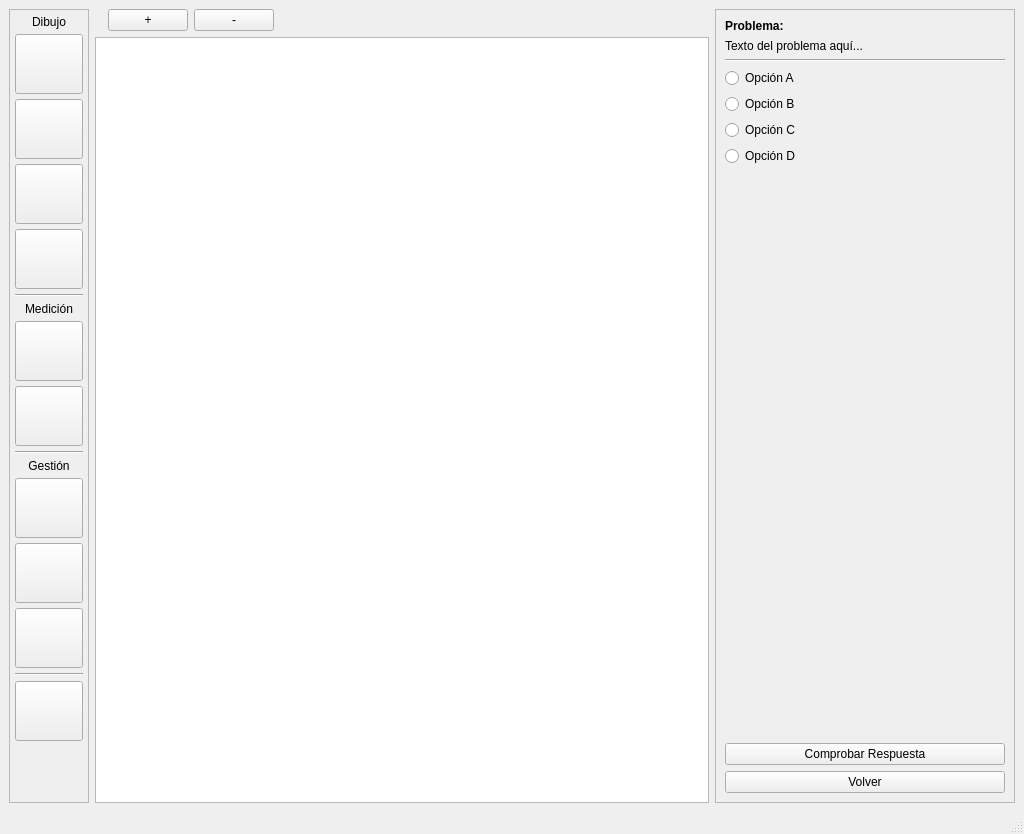
The window that mainwindow.ui (Cantonplas/Trabajo_IHM) describes before a commit, drawn with Qt 5.
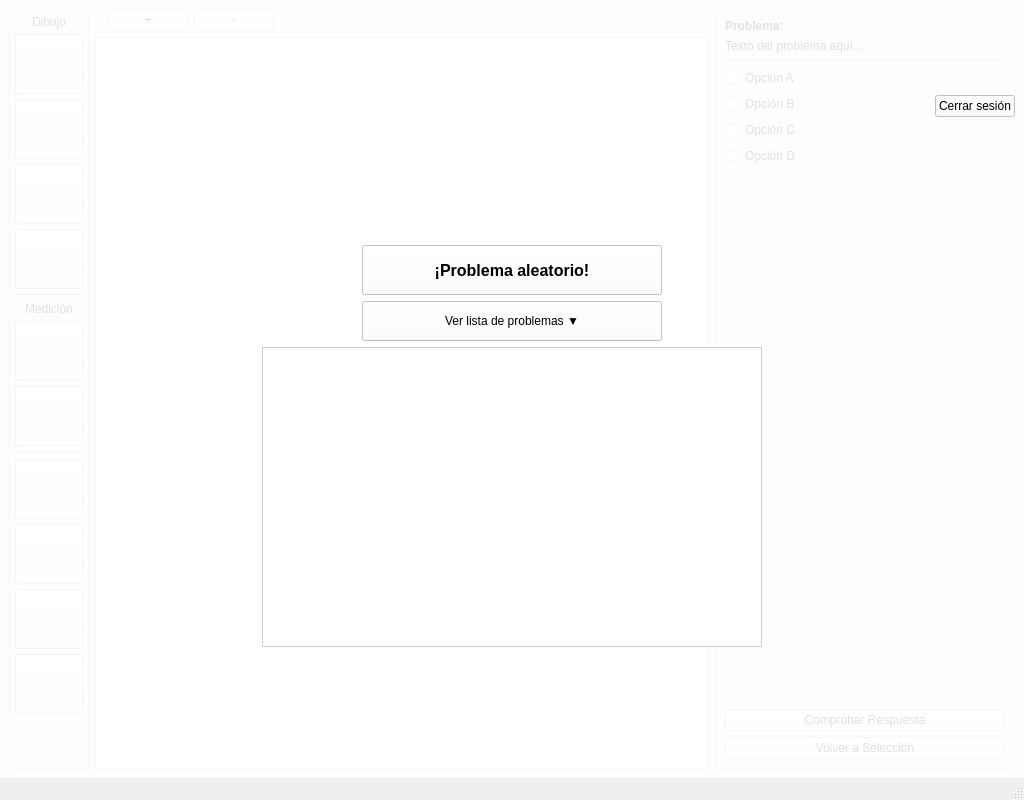
The same window after the commit. Icons and pictures are not drawn.

Patch:
```diff
--- a/mainwindow.ui
+++ b/mainwindow.ui
@@ -7,13 +7,38 @@
     <x>0</x>
     <y>0</y>
     <width>1024</width>
-    <height>834</height>
+    <height>800</height>
    </rect>
   </property>
   <property name="windowTitle">
    <string>Resolución de Problema</string>
   </property>
   <widget class="QWidget" name="centralwidget">
+   <layout class="QGridLayout" name="gridLayout_Main">
+    <property name="leftMargin">
+     <number>0</number>
+    </property>
+    <property name="topMargin">
+     <number>0</number>
+    </property>
+    <property name="rightMargin">
+     <number>0</number>
+    </property>
+    <property name="bottomMargin">
+     <number>0</number>
+    </property>
+    <property name="spacing">
+     <number>0</number>
+    </property>
+    
+    <item row="0" column="0">
+     <widget class="QWidget" name="gameContentContainer" native="true">
+      <property name="sizePolicy">
+       <sizepolicy hsizetype="Expanding" vsizetype="Expanding">
+        <horstretch>0</horstretch>
+        <verstretch>0</verstretch>
+       </sizepolicy>
+      </property>
    <layout class="QHBoxLayout" name="horizontalLayout">
     <item>
      <widget class="QFrame" name="frameTools">
@@ -63,12 +88,6 @@
        </item>
        <item>
         <widget class="QPushButton" name="btnPunto">
-         <property name="sizePolicy">
-          <sizepolicy hsizetype="Preferred" vsizetype="Fixed">
-           <horstretch>0</horstretch>
-           <verstretch>0</verstretch>
-          </sizepolicy>
-         </property>
          <property name="minimumSize">
           <size>
            <width>60</width>
@@ -76,10 +95,7 @@
           </size>
          </property>
          <property name="toolTip">
-          <string>Marcar un punto (3.1)</string>
-         </property>
-         <property name="text">
-          <string/>
+             <string>Marcar un punto</string>
          </property>
          <property name="icon">
           <iconset resource="resources.qrc">
@@ -99,10 +115,7 @@
           </size>
          </property>
          <property name="toolTip">
-          <string>Trazar una línea (3.2)</string>
-         </property>
-         <property name="text">
-          <string/>
+             <string>Trazar línea</string>
          </property>
          <property name="icon">
           <iconset resource="resources.qrc">
@@ -128,10 +141,7 @@
           </size>
          </property>
          <property name="toolTip">
-          <string>Trazar un arco con el compás (3.3)</string>
-         </property>
-         <property name="text">
-          <string/>
+             <string>Compás</string>
          </property>
          <property name="icon">
           <iconset resource="resources.qrc">
@@ -157,10 +167,7 @@
           </size>
          </property>
          <property name="toolTip">
-          <string>Anotar texto (3.4)</string>
-         </property>
-         <property name="text">
-          <string/>
+             <string>Texto</string>
          </property>
          <property name="icon">
           <iconset resource="resources.qrc">
@@ -203,10 +210,7 @@
           </size>
          </property>
          <property name="toolTip">
-          <string>Mover transportador para medir ángulos (3.8)</string>
-         </property>
-         <property name="text">
-          <string/>
+             <string>Transportador</string>
          </property>
          <property name="icon">
           <iconset resource="resources.qrc">
@@ -232,10 +236,7 @@
           </size>
          </property>
          <property name="toolTip">
-          <string>Tomar una distancia en la carta con regla/compás (3.9)</string>
-         </property>
-         <property name="text">
-          <string/>
+             <string>Regla</string>
          </property>
          <property name="icon">
           <iconset resource="resources.qrc">
@@ -255,17 +256,7 @@
        <item>
         <widget class="Line" name="line_2">
          <property name="orientation">
-          <enum>Qt::Orientation::Horizontal</enum>
-         </property>
-        </widget>
-       </item>
-       <item>
-        <widget class="QLabel" name="labelEditTitle">
-         <property name="text">
-          <string>Gestión</string>
-         </property>
-         <property name="alignment">
-          <set>Qt::AlignmentFlag::AlignCenter</set>
+             <enum>Qt::Horizontal</enum>
          </property>
         </widget>
        </item>
@@ -278,10 +269,7 @@
           </size>
          </property>
          <property name="toolTip">
-          <string>Cambiar el color de una marca (3.5)</string>
-         </property>
-         <property name="text">
-          <string/>
+             <string>Color</string>
          </property>
          <property name="icon">
           <iconset resource="resources.qrc">
@@ -304,10 +292,7 @@
           </size>
          </property>
          <property name="toolTip">
-          <string>Eliminar una marca (3.6)</string>
-         </property>
-         <property name="text">
-          <string/>
+             <string>Borrador</string>
          </property>
          <property name="icon">
           <iconset resource="resources.qrc">
@@ -333,10 +318,7 @@
           </size>
          </property>
          <property name="toolTip">
-          <string>Limpiar la carta (3.7)</string>
-         </property>
-         <property name="text">
-          <string/>
+             <string>Limpiar todo</string>
          </property>
          <property name="icon">
           <iconset resource="resources.qrc">
@@ -350,13 +332,6 @@
          </property>
         </widget>
        </item>
-       <item>
-        <widget class="Line" name="line_3">
-         <property name="orientation">
-          <enum>Qt::Orientation::Horizontal</enum>
-         </property>
-        </widget>
-       </item>
        <item>
         <widget class="QPushButton" name="btnShowCoordinates">
          <property name="minimumSize">
@@ -366,10 +341,7 @@
           </size>
          </property>
          <property name="toolTip">
-          <string>Marcar extremos de un punto en la carta (3.10)</string>
-         </property>
-         <property name="text">
-          <string/>
+             <string>Coordenadas</string>
          </property>
          <property name="icon">
           <iconset resource="resources.qrc">
@@ -564,9 +536,165 @@
        <item>
         <widget class="QPushButton" name="btnClose">
          <property name="text">
-          <string>Volver</string>
-         </property>
-        </widget>
+             <string>Volver a Selección</string>
+            </property>
+           </widget>
+          </item>
+         </layout>
+        </widget>
+       </item>
+      </layout>
+     </widget>
+    </item>
+
+    <item row="0" column="0">
+     <widget class="QWidget" name="selectionOverlay" native="true">
+      <property name="styleSheet">
+       <string>background-color: rgba(255, 255, 255, 225);</string>
+      </property>
+      <property name="sizePolicy">
+       <sizepolicy hsizetype="Expanding" vsizetype="Expanding">
+        <horstretch>0</horstretch>
+        <verstretch>0</verstretch>
+       </sizepolicy>
+      </property>
+      <layout class="QVBoxLayout" name="verticalLayoutOverlay">
+       
+       <item>
+        <layout class="QHBoxLayout" name="horizontalLayoutTopBar">
+         <item>
+          <spacer name="horizontalSpacerTop">
+           <property name="orientation">
+            <enum>Qt::Horizontal</enum>
+           </property>
+           <property name="sizeHint" stdset="0">
+            <size>
+             <width>40</width>
+             <height>20</height>
+            </size>
+           </property>
+          </spacer>
+         </item>
+         <item>
+          <layout class="QVBoxLayout" name="verticalLayoutUser">
+           <item>
+            <widget class="QPushButton" name="btnAvatar">
+             <property name="minimumSize">
+              <size>
+               <width>80</width>
+               <height>80</height>
+              </size>
+             </property>
+             <property name="maximumSize">
+              <size>
+               <width>80</width>
+               <height>80</height>
+              </size>
+             </property>
+             <property name="text">
+              <string/>
+             </property>
+             <property name="iconSize">
+              <size>
+               <width>60</width>
+               <height>60</height>
+              </size>
+             </property>
+             <property name="flat">
+              <bool>true</bool>
+             </property>
+            </widget>
+           </item>
+           <item>
+            <widget class="QPushButton" name="btnLogout">
+             <property name="text">
+              <string>Cerrar sesión</string>
+             </property>
+            </widget>
+           </item>
+          </layout>
+         </item>
+        </layout>
+       </item>
+
+       <item>
+        <spacer name="verticalSpacerTop2">
+         <property name="orientation">
+          <enum>Qt::Vertical</enum>
+         </property>
+         <property name="sizeHint" stdset="0">
+          <size>
+           <width>20</width>
+           <height>40</height>
+          </size>
+         </property>
+        </spacer>
+       </item>
+
+       <item alignment="Qt::AlignHCenter">
+        <widget class="QPushButton" name="btnRandom">
+         <property name="minimumSize">
+          <size>
+           <width>300</width>
+           <height>50</height>
+          </size>
+         </property>
+         <property name="font">
+          <font>
+           <pointsize>12</pointsize>
+           <bold>true</bold>
+          </font>
+         </property>
+         <property name="text">
+          <string>¡Problema aleatorio!</string>
+         </property>
+        </widget>
+       </item>
+       <item alignment="Qt::AlignHCenter">
+        <widget class="QPushButton" name="btnToggleList">
+         <property name="minimumSize">
+          <size>
+           <width>300</width>
+           <height>40</height>
+          </size>
+         </property>
+         <property name="text">
+          <string>Ver lista de problemas ▼</string>
+         </property>
+         <property name="checkable">
+          <bool>true</bool>
+         </property>
+        </widget>
+       </item>
+       <item alignment="Qt::AlignHCenter">
+        <widget class="QListWidget" name="listProblems">
+         <property name="minimumSize">
+          <size>
+           <width>500</width>
+           <height>300</height>
+          </size>
+         </property>
+         <property name="maximumSize">
+          <size>
+           <width>600</width>
+           <height>16777215</height>
+          </size>
+         </property>
+        </widget>
+       </item>
+
+       <item>
+        <spacer name="verticalSpacerBottom">
+         <property name="orientation">
+          <enum>Qt::Vertical</enum>
+         </property>
+         <property name="sizeHint" stdset="0">
+          <size>
+           <width>20</width>
+           <height>40</height>
+          </size>
+         </property>
+        </spacer>
        </item>
       </layout>
      </widget>
```
Left out of the diff: 36 changed lines with no effect on the pictures. Lines whose indentation alone changed are shown as unchanged.
